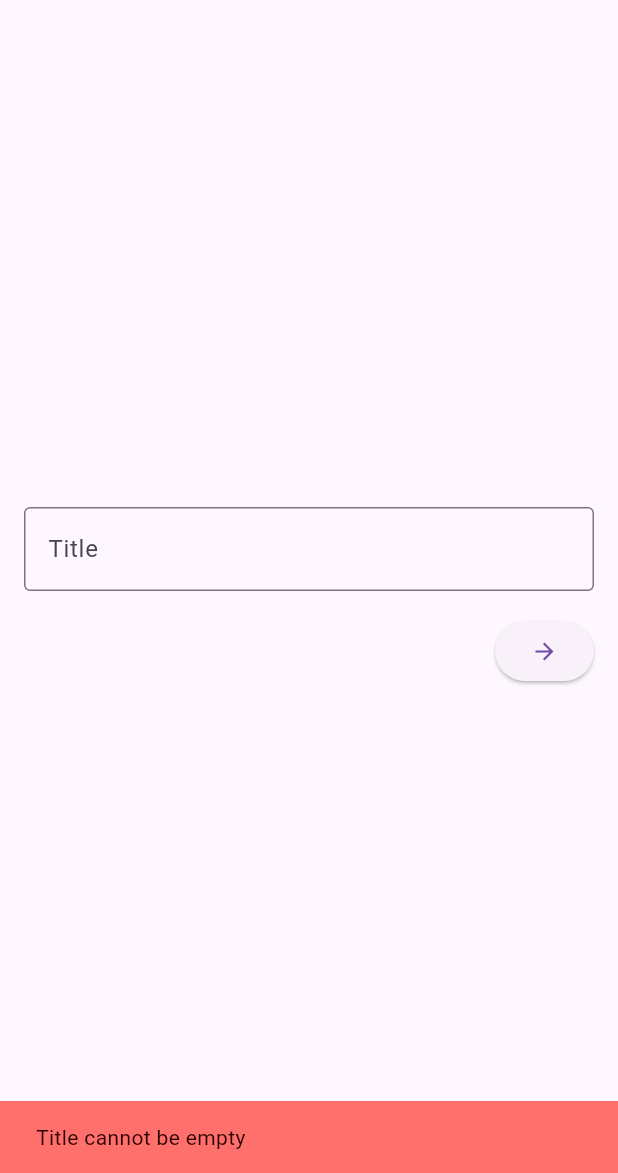
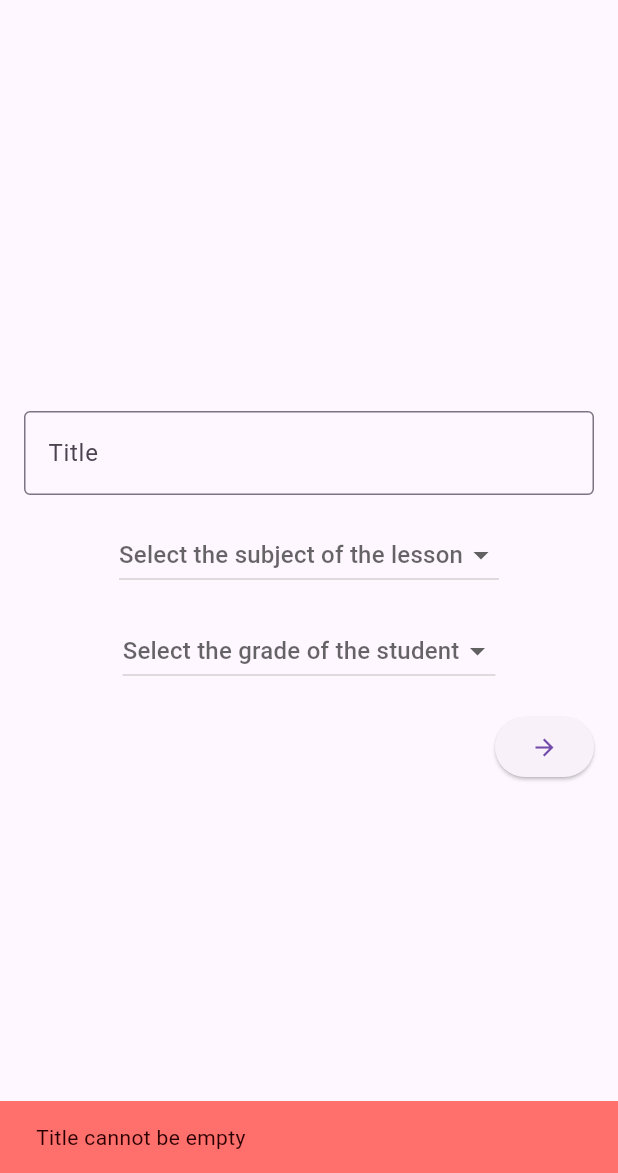
Before and after one commit to SimBoi/supreme-octo-eureka, a Flutter app: the OrderLessonPage screen opened directly, after a tap on the "arrow forward" icon, on a phone screen of 412 x 824 dp, the part 63-1236 px from its top. Run offline on Flutter 3.47's test engine with Material 3 defaults, Android fonts, the phone set to English and light mode, and no system bars; our stand-ins replace expandable_page_view, gap, shared_preferences; missing offline and left inert: flutter_timer_countdown, omni_datetime_picker, onesignal_flutter; accounts and stored records are empty; generated files the repository leaves out were written again.

Commit message:
lesson subject and student grade

```diff
--- a/lib/Customers/customers_order_lesson_page.dart
+++ b/lib/Customers/customers_order_lesson_page.dart
@@ -18,6 +18,8 @@ class _OrderLessonPageState extends State<OrderLessonPage> {
   int _currentPage = 0;
 
   String _title = '';
+  Subject? _subject;
+  Grade? _grade;
   DateTime _dateTime = DateTime.now().subtract(Duration(seconds: DateTime.now().second, milliseconds: DateTime.now().millisecond, microseconds: DateTime.now().microsecond)).add(const Duration(minutes: 60));
   int _duration = 60;
 
@@ -38,17 +40,6 @@ class _OrderLessonPageState extends State<OrderLessonPage> {
     }
   }
 
-  void _previousPage() {
-    if (_currentPage > 0) {
-      _pageController.previousPage(
-        duration: const Duration(milliseconds: 300),
-        curve: Curves.easeInOut,
-      );
-    } else {
-      Navigator.of(context).pop();
-    }
-  }
-
   void _onPageChanged(int page) {
     // hide keyboard
     FocusScope.of(context).unfocus();
@@ -58,9 +49,11 @@ class _OrderLessonPageState extends State<OrderLessonPage> {
     });
   }
 
-  void _setTitle(String title) {
+  void _setDetails(String title, Subject? subject, Grade? grade) {
     setState(() {
       _title = title;
+      _subject = subject;
+      _grade = grade;
     });
   }
 
@@ -78,23 +71,36 @@ class _OrderLessonPageState extends State<OrderLessonPage> {
 
   @override
   Widget build(BuildContext context) {
-    return Scaffold(
+    return PopScope(
+      canPop: false,
+      onPopInvoked: (didPop) {
+        if (didPop) return;
+
+        if (_currentPage > 0) {
+          _pageController.previousPage(
+            duration: const Duration(milliseconds: 300),
+            curve: Curves.easeInOut,
+          );
+        } else {
+          Navigator.of(context).pop();
+        }
+      },
+      child: Scaffold(
         appBar: AppBar(
           title: Text(AppLocalizations.of(context)!.orderLesson),
-        leading: IconButton(
-          icon: const Icon(Icons.arrow_back),
-          onPressed: _previousPage,
-        ),
+          automaticallyImplyLeading: true,
         ),
         body: PageView(
           controller: _pageController,
           onPageChanged: _onPageChanged,
           physics: const NeverScrollableScrollPhysics(),
           children: <Widget>[
-          OrderLessonTitlePage(
-            onTitleSelected: _setTitle,
+            OrderLessonDetailsPage(
+              onDetailsSelected: _setDetails,
               nextPage: _nextPage,
               initialTitle: _title,
+              initialSubject: _subject,
+              initialGrade: _grade,
             ),
             OrderLessonDateTimePage(
               onDateTimeSelected: _setDateTime,
@@ -108,30 +114,39 @@ class _OrderLessonPageState extends State<OrderLessonPage> {
             ),
             OrderLessonConfirmationPage(
               title: _title,
+              subject: _subject,
+              grade: _grade,
               dateTime: _dateTime,
               duration: _duration,
             ),
           ],
         ),
+      ),
     );
   }
 }
 
-class OrderLessonTitlePage extends StatelessWidget {
-  final Function(String) onTitleSelected;
+class OrderLessonDetailsPage extends StatelessWidget {
+  final Function(String, Subject?, Grade?) onDetailsSelected;
   final VoidCallback nextPage;
   final String initialTitle;
+  final Subject? initialSubject;
+  final Grade? initialGrade;
 
-  const OrderLessonTitlePage({
+  const OrderLessonDetailsPage({
     super.key,
-    required this.onTitleSelected,
+    required this.onDetailsSelected,
     required this.nextPage,
     this.initialTitle = '',
+    this.initialSubject,
+    this.initialGrade,
   });
 
   @override
   Widget build(BuildContext context) {
     TextEditingController controller = TextEditingController(text: initialTitle);
+    Subject? subject = initialSubject;
+    Grade? grade = initialGrade;
     AppState appState = context.read<AppState>();
 
     return Center(
@@ -149,12 +164,40 @@ class OrderLessonTitlePage extends StatelessWidget {
               ),
             ),
             const Gap(16.0),
+            DropdownButton<Subject>(
+              value: subject,
+              hint: Text(AppLocalizations.of(context)!.subjectHint),
+              items: Subject.values.map((Subject subject) {
+                return DropdownMenuItem<Subject>(value: subject, child: Text(subject.name(context)));
+              }).toList(),
+              onChanged: (Subject? newValue) {
+                if (newValue != null) {
+                  subject = newValue;
+                  onDetailsSelected(controller.text, subject, grade);
+                }
+              },
+            ),
+            const Gap(16.0),
+            DropdownButton<Grade>(
+              value: grade,
+              hint: Text(AppLocalizations.of(context)!.gradeHint),
+              items: Grade.values.map((Grade grade) {
+                return DropdownMenuItem<Grade>(value: grade, child: Text(grade.name(context)));
+              }).toList(),
+              onChanged: (Grade? newValue) {
+                if (newValue != null) {
+                  grade = newValue;
+                  onDetailsSelected(controller.text, subject, grade);
+                }
+              },
+            ),
+            const Gap(16.0),
             Align(
               alignment: Alignment.centerRight,
               child: ElevatedButton(
                 onPressed: () {
-                  onTitleSelected(controller.text);
-                  if (controller.text.isNotEmpty) {
+                  onDetailsSelected(controller.text, subject, grade);
+                  if (controller.text.isNotEmpty && subject != null && grade != null) {
                     nextPage();
                   } else {
                     appState.showErrorSnackBar(AppLocalizations.of(context)!.titleCannotBeEmpty);
@@ -276,12 +319,16 @@ class OrderLessonDurationPage extends StatelessWidget {
 
 class OrderLessonConfirmationPage extends StatelessWidget {
   final String title;
+  final Subject? subject;
+  final Grade? grade;
   final DateTime dateTime;
   final int duration;
 
   const OrderLessonConfirmationPage({
     super.key,
     required this.title,
+    required this.subject,
+    required this.grade,
     required this.dateTime,
     required this.duration,
   });
@@ -300,7 +347,32 @@ class OrderLessonConfirmationPage extends StatelessWidget {
                   padding: const EdgeInsets.all(16.0),
                   child: Column(
                     children: [
+                      Row(
+                        mainAxisAlignment: MainAxisAlignment.center,
+                        children: [
+                          const Icon(Icons.topic),
+                          const Gap(8),
                           Text(title),
+                        ],
+                      ),
+                      const Gap(16),
+                      Row(
+                        mainAxisAlignment: MainAxisAlignment.center,
+                        children: [
+                          const Icon(Icons.subject),
+                          const Gap(8),
+                          Text(subject!.name(context)),
+                        ],
+                      ),
+                      const Gap(16),
+                      Row(
+                        mainAxisAlignment: MainAxisAlignment.center,
+                        children: [
+                          const Icon(Icons.school),
+                          const Gap(8),
+                          Text(grade!.name(context)),
+                        ],
+                      ),
                       const Gap(16),
                       Row(
                         mainAxisAlignment: MainAxisAlignment.center,
@@ -330,14 +402,16 @@ class OrderLessonConfirmationPage extends StatelessWidget {
                 AppState appState = context.read<AppState>();
                 Lesson lesson = Lesson(
                   orderID: 0,
-                  title: title,
-                  startTimestamp: dateTime.millisecondsSinceEpoch ~/ 1000,
                   studentID: appState.currentCustomer!.id,
                   studentName: appState.currentCustomer!.username,
                   studentPhone: appState.currentCustomer!.phone,
                   teacherID: 0,
                   teacherName: '',
                   teacherPhone: '',
+                  title: title,
+                  subject: subject!,
+                  grade: grade!,
+                  startTimestamp: dateTime.millisecondsSinceEpoch ~/ 1000,
                   durationMinutes: duration,
                   isPending: true,
                   link: '',
--- a/lib/app_state.dart
+++ b/lib/app_state.dart
@@ -9,6 +9,98 @@ enum AccountType {
   teacher,
 }
 
+enum Subject {
+  math,
+  english,
+  hebrew,
+  arabic,
+  history,
+  geography,
+  physics,
+  chemistry,
+  biology,
+  computerScience,
+  other,
+}
+
+extension SubjectExtension on Subject {
+  String name(BuildContext context) {
+    switch (this) {
+      case Subject.math:
+        return AppLocalizations.of(context)!.subjectMath;
+      case Subject.english:
+        return AppLocalizations.of(context)!.subjectEnglish;
+      case Subject.hebrew:
+        return AppLocalizations.of(context)!.subjectHebrew;
+      case Subject.arabic:
+        return AppLocalizations.of(context)!.subjectArabic;
+      case Subject.history:
+        return AppLocalizations.of(context)!.subjectHistory;
+      case Subject.geography:
+        return AppLocalizations.of(context)!.subjectGeography;
+      case Subject.physics:
+        return AppLocalizations.of(context)!.subjectPhysics;
+      case Subject.chemistry:
+        return AppLocalizations.of(context)!.subjectChemistry;
+      case Subject.biology:
+        return AppLocalizations.of(context)!.subjectBiology;
+      case Subject.computerScience:
+        return AppLocalizations.of(context)!.subjectComputerScience;
+      case Subject.other:
+        return AppLocalizations.of(context)!.subjectOther;
+    }
+  }
+}
+
+enum Grade {
+  first,
+  second,
+  third,
+  fourth,
+  fifth,
+  sixth,
+  seventh,
+  eighth,
+  ninth,
+  tenth,
+  eleventh,
+  twelfth,
+  other,
+}
+
+extension GradeExtension on Grade {
+  String name(BuildContext context) {
+    switch (this) {
+      case Grade.first:
+        return AppLocalizations.of(context)!.gradeFirst;
+      case Grade.second:
+        return AppLocalizations.of(context)!.gradeSecond;
+      case Grade.third:
+        return AppLocalizations.of(context)!.gradeThird;
+      case Grade.fourth:
+        return AppLocalizations.of(context)!.gradeFourth;
+      case Grade.fifth:
+        return AppLocalizations.of(context)!.gradeFifth;
+      case Grade.sixth:
+        return AppLocalizations.of(context)!.gradeSixth;
+      case Grade.seventh:
+        return AppLocalizations.of(context)!.gradeSeventh;
+      case Grade.eighth:
+        return AppLocalizations.of(context)!.gradeEighth;
+      case Grade.ninth:
+        return AppLocalizations.of(context)!.gradeNinth;
+      case Grade.tenth:
+        return AppLocalizations.of(context)!.gradeTenth;
+      case Grade.eleventh:
+        return AppLocalizations.of(context)!.gradeEleventh;
+      case Grade.twelfth:
+        return AppLocalizations.of(context)!.gradeTwelfth;
+      case Grade.other:
+        return AppLocalizations.of(context)!.gradeOther;
+    }
+  }
+}
+
 class Lesson {
   int orderID;
   int studentID;
@@ -18,6 +110,8 @@ class Lesson {
   String teacherName;
   String teacherPhone;
   String title;
+  Subject subject = Subject.other;
+  Grade grade;
   int startTimestamp;
   int durationMinutes;
   bool isPending;
@@ -32,6 +126,8 @@ class Lesson {
     required this.teacherName,
     required this.teacherPhone,
     required this.title,
+    required this.subject,
+    required this.grade,
     required this.startTimestamp,
     required this.durationMinutes,
     required this.isPending,
@@ -51,6 +147,8 @@ class Lesson {
         teacherName: jsonAppointment['TeacherName'] as String,
         teacherPhone: jsonAppointment['TeacherPhone'] as String,
         title: jsonAppointment['Title'] as String,
+        subject: Subject.values[jsonAppointment['Subject'] as int],
+        grade: Grade.values[jsonAppointment['Grade'] as int],
         startTimestamp: jsonAppointment['StartTimestamp'] as int,
         durationMinutes: jsonAppointment['DurationMinutes'] as int,
         isPending: jsonAppointment['IsPending'] as bool,
```
Lines whose indentation alone changed are shown as unchanged.
